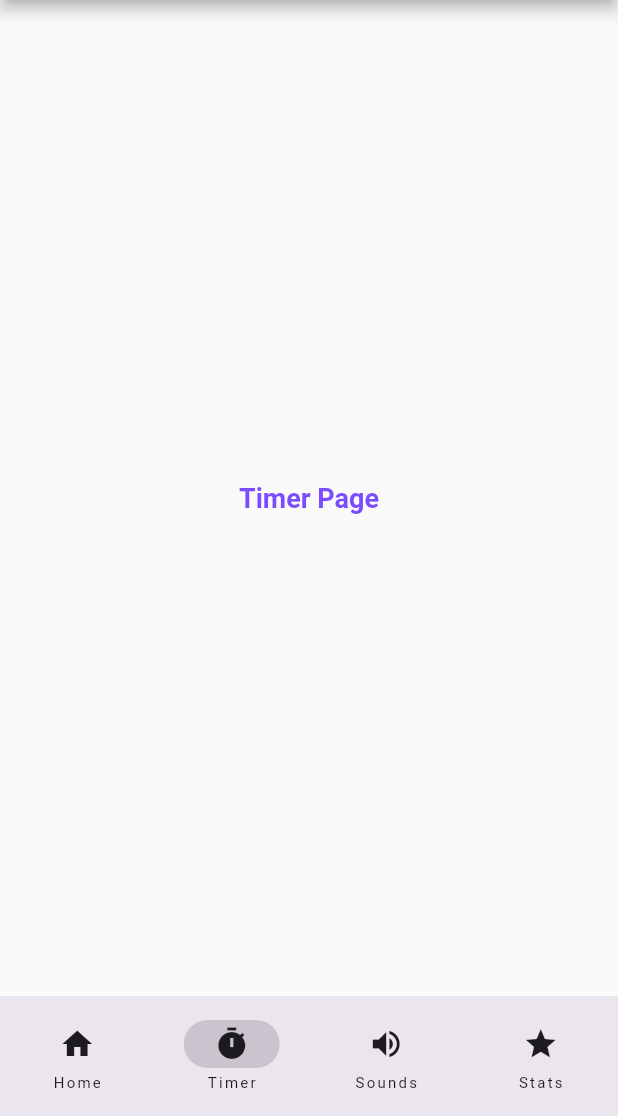
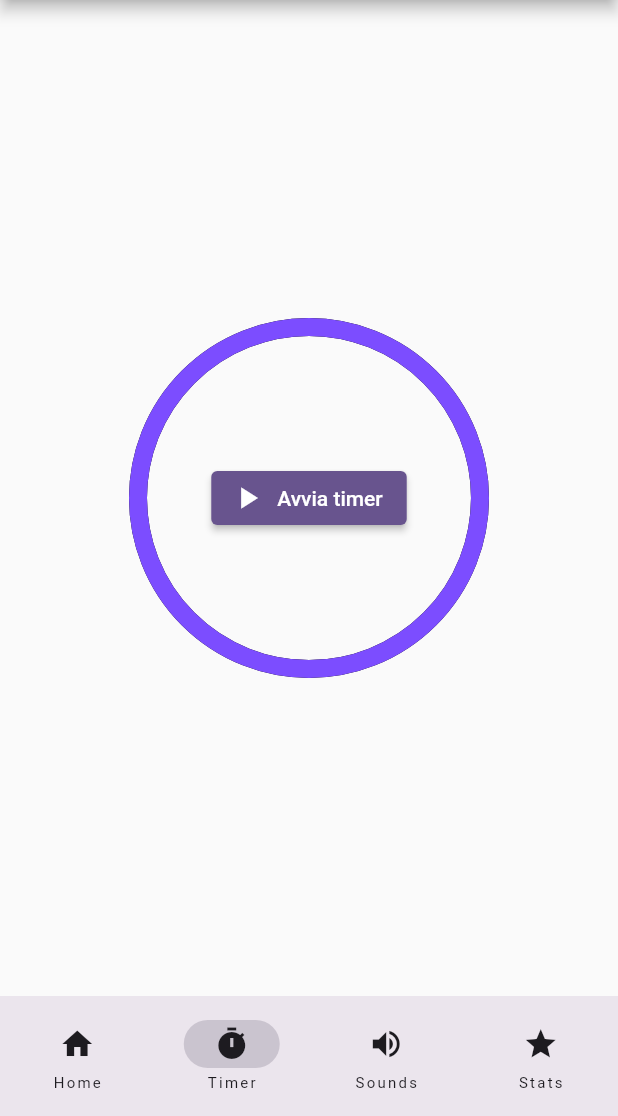
Before and after one commit to Asciugano/focus_buddy, a Flutter app: the screen it shows after launch, item 2 of the bottom bar chosen, on a phone screen of 412 x 824 dp, the part 120-1236 px from its top. Run offline on Flutter 3.47's test engine with Material 3 defaults, Android fonts, the phone set to English and light mode, and no system bars; drawn by our look-alikes of percent_indicator.

Commit message:
aggiunto il timer
da migliorare e da chiedere in input i tempi

```diff
--- a/lib/data/notifiers.dart
+++ b/lib/data/notifiers.dart
@@ -1,3 +1,5 @@
 import 'package:flutter/material.dart';
 
 ValueNotifier<int> currentPageNotifier = ValueNotifier(0);
+ValueNotifier<double> totalTimeNotifier = ValueNotifier(100);
+ValueNotifier<double> remaningTimeNotifier = ValueNotifier(totalTimeNotifier.value);
--- a/lib/views/pages/timer_page.dart
+++ b/lib/views/pages/timer_page.dart
@@ -1,11 +1,64 @@
+import 'dart:async';
 import 'package:flutter/material.dart';
-import 'package:focus_buddy/data/constaints.dart';
+import 'package:focus_buddy/data/notifiers.dart';
+import 'package:focus_buddy/views/widgets/circular_percent_widget.dart';
 
-class TimerPage extends StatelessWidget {
+class TimerPage extends StatefulWidget {
   const TimerPage({super.key});
 
   @override
+  State<TimerPage> createState() => _TimerPageState();
+}
+
+class _TimerPageState extends State<TimerPage> {
+  Timer? _timer;
+  bool started = false;
+
+  @override
+  void dispose() {
+    _timer?.cancel();
+    totalTimeNotifier.dispose();
+    remaningTimeNotifier.dispose();
+    super.dispose();
+  }
+
+  @override
   Widget build(BuildContext context) {
-    return Center(child: Text('Timer Page', style: KTextStyle.titleText(),),);
+    return Center(
+      child: Column(
+        mainAxisAlignment: MainAxisAlignment.center,
+        children: [
+          CircularPercentWidget(
+            button: !started
+                // ? IconButton(
+                //     onPressed: () => startTimer(),
+                //     icon: Icon(Icons.start),
+                //   )
+                ? ElevatedButton.icon(
+                    onPressed: startTimer,
+                    icon: Icon(Icons.play_arrow),
+                    label: Text('Avvia timer'),
+                  )
+                : null,
+          ),
+        ],
+      ),
+    );
+  }
+
+  void startTimer() {
+    if (started) return;
+
+    setState(() => started = true);
+    _timer?.cancel();
+
+    _timer = Timer.periodic(Duration(seconds: 1), (timer) {
+      if (remaningTimeNotifier.value > 0) {
+        remaningTimeNotifier.value--;
+      } else {
+        setState(() => started = false);
+        timer.cancel();
+      }
+    });
   }
 }
--- /dev/null
+++ b/lib/views/widgets/circular_percent_widget.dart
@@ -0,0 +1,38 @@
+import 'package:flutter/material.dart';
+import 'package:focus_buddy/data/constaints.dart';
+import 'package:focus_buddy/data/notifiers.dart';
+import 'package:percent_indicator/percent_indicator.dart';
+
+class CircularPercentWidget extends StatefulWidget {
+  const CircularPercentWidget({super.key, this.button});
+  final Widget? button;
+
+  @override
+  State<CircularPercentWidget> createState() => _CircularPercentWidgetState();
+}
+
+class _CircularPercentWidgetState extends State<CircularPercentWidget> {
+  @override
+  Widget build(BuildContext context) {
+    return ValueListenableBuilder(
+      valueListenable: (remaningTimeNotifier),
+      builder: (context, remaningTime, _) {
+        return CircularPercentIndicator(
+          radius: 120.0,
+          lineWidth: 12,
+          percent: remaningTimeNotifier.value / totalTimeNotifier.value,
+          center:
+              widget.button ??
+              Text(
+                'Mancano ${remaningTimeNotifier.value.floor()}s',
+                style: KTextStyle.titleText(),
+              ),
+          progressColor: Colors.deepPurpleAccent,
+          // backgroundColor: Colors.deepPurpleAccent.shade100,
+          backgroundColor: Colors.black,
+          circularStrokeCap: CircularStrokeCap.round,
+        );
+      },
+    );
+  }
+}
--- a/pubspec.yaml
+++ b/pubspec.yaml
@@ -34,6 +34,7 @@ dependencies:
   # The following adds the Cupertino Icons font to your application.
   # Use with the CupertinoIcons class for iOS style icons.
   cupertino_icons: ^1.0.8
+  percent_indicator: ^4.2.5
 
 dev_dependencies:
   flutter_test:
```
Also changed, not shown: pubspec.lock.
